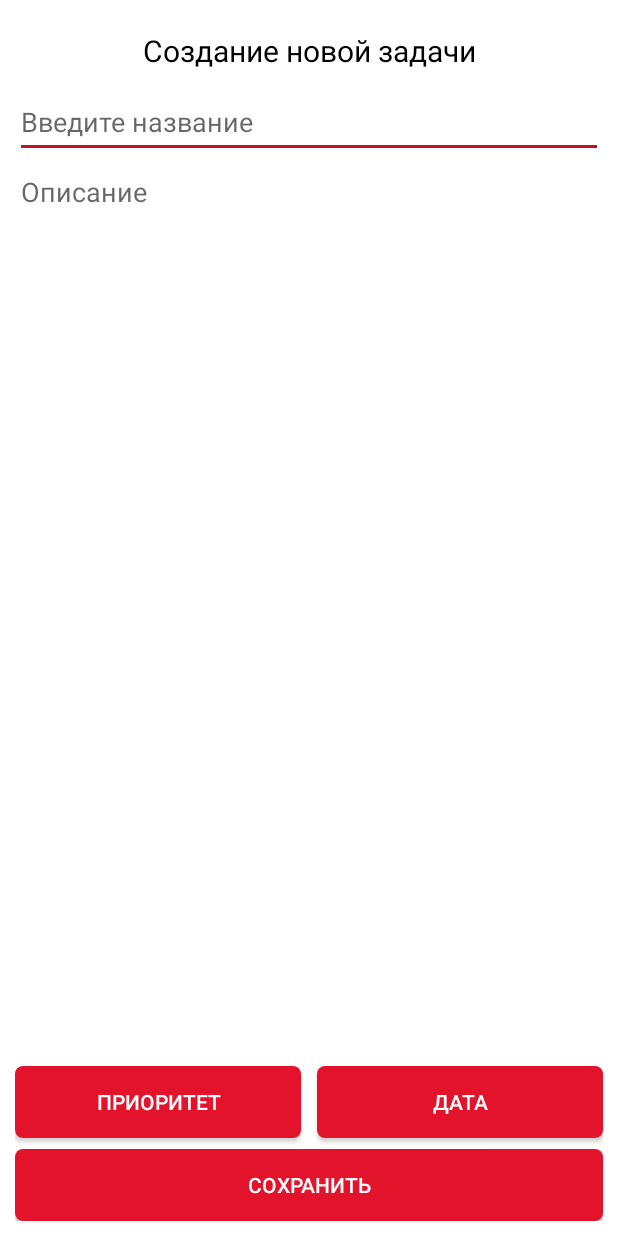
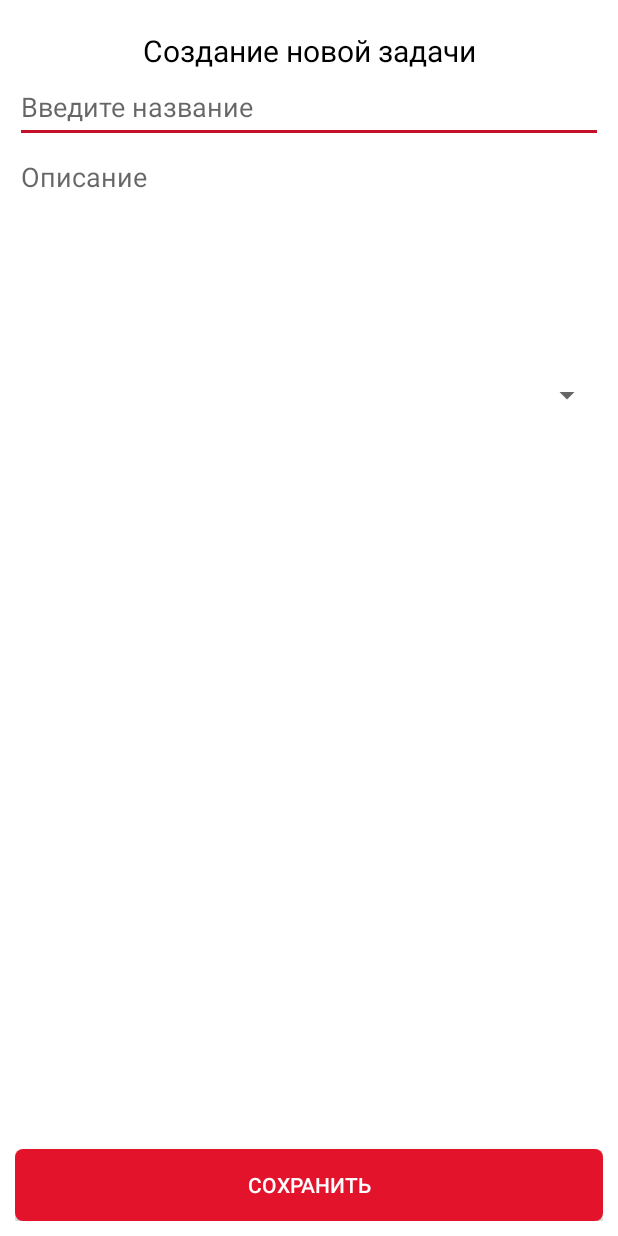
Before and after one commit to Masharo/Notes, an Android app: the screen it shows after launch (AddNoteActivity), after a tap on an icon or button, on a phone screen of 412 x 824 dp. Run offline under Robolectric (Android 15) with nearby library versions, the phone set to English and light mode, and no system bars; 2 statements that could not run were skipped.

Commit message:
добавлен instanceDayOfWeek() в AddNoteActivity

```diff
--- a/app/src/main/java/com/example/notes/AddNoteActivity.java
+++ b/app/src/main/java/com/example/notes/AddNoteActivity.java
@@ -1,13 +1,49 @@
 package com.example.notes;
 
+import android.annotation.SuppressLint;
 import android.app.Activity;
+import android.os.Build;
 import android.os.Bundle;
+import android.util.Log;
+import android.widget.ArrayAdapter;
+import android.widget.Spinner;
+
+import androidx.annotation.RequiresApi;
+
+import java.util.Arrays;
+import java.util.stream.Stream;
 
 public class AddNoteActivity extends Activity {
 
+    private Spinner dayOfWeek;
+
+    @RequiresApi(api = Build.VERSION_CODES.N)
     @Override
     protected void onCreate(Bundle savedInstanceState) {
         super.onCreate(savedInstanceState);
         setContentView(R.layout.activity_add_note);
+
+        dayOfWeek = findViewById(R.id.spinner_addnote_dayofweek);
+
+        instanceDayOfWeek();
+    }
+
+    @RequiresApi(api = Build.VERSION_CODES.N)
+    private void instanceDayOfWeek() {
+
+        String[] array = Arrays.stream(DayOfWeek.values()).map(i -> getString(i.getName())).toArray();
+
+        for (String i : array) {
+            Log.i("MyLog", i);
+        }
+//        @SuppressLint("ResourceType")
+//        ArrayAdapter<CharSequence> adapter = new ArrayAdapter<>(this, android.R.layout.simple_spinner_item, ;
+//        adapter.setDropDownViewResource(android.R.layout.simple_spinner_dropdown_item);
+//
+//        for (DayOfWeek day : DayOfWeek.values()) {
+//            adapter.add(getString(day.getName()));
+//        }
+//
+//        dayOfWeek.setAdapter(adapter);
     }
 }
--- a/app/src/main/java/com/example/notes/MainActivity.java
+++ b/app/src/main/java/com/example/notes/MainActivity.java
@@ -12,7 +12,7 @@ import java.util.ArrayList;
 public class MainActivity extends AppCompatActivity {
 
     private RecyclerView recyclerViewNotes;
-    private ArrayList<Note> notes;
+    private static ArrayList<Note> notes;
 
     @Override
     protected void onCreate(Bundle savedInstanceState) {
--- a/app/src/main/res/layout/activity_add_note.xml
+++ b/app/src/main/res/layout/activity_add_note.xml
@@ -1,12 +1,18 @@
 <?xml version="1.0" encoding="utf-8"?>
-<LinearLayout xmlns:android="http://schemas.android.com/apk/res/android"
+<androidx.constraintlayout.widget.ConstraintLayout xmlns:android="http://schemas.android.com/apk/res/android"
     xmlns:app="http://schemas.android.com/apk/res-auto"
     xmlns:tools="http://schemas.android.com/tools"
     android:layout_width="match_parent"
     android:layout_height="match_parent"
     tools:context=".AddNoteActivity"
-    android:orientation="vertical"
     android:padding="10dp" >
+
+    <androidx.constraintlayout.widget.Guideline
+        android:id="@+id/guideline_addnote_bottomdescription"
+        android:layout_width="wrap_content"
+        android:layout_height="wrap_content"
+        android:orientation="horizontal"
+        app:layout_constraintGuide_percent="0.30" />
 
     <TextView
         android:id="@+id/textview_addnote_name"
@@ -15,6 +21,7 @@
         android:text="@string/string_activityaddnote_createnewtask"
         android:textColor="@color/black"
         android:textSize="20sp"
+        app:layout_constraintTop_toTopOf="parent"
         android:layout_marginVertical="10dp"
         android:gravity="center_horizontal" />
 
@@ -23,6 +30,7 @@
         android:layout_width="match_parent"
         android:layout_height="wrap_content"
         android:hint="@string/string_activityaddnote_inputtitle"
+        app:layout_constraintTop_toBottomOf="@id/textview_addnote_name"
         android:minHeight="48dp"
         tools:layout_editor_absoluteX="10dp" />
 
@@ -34,35 +42,16 @@
         android:gravity="start|top"
         android:inputType="textMultiLine"
         android:layout_marginBottom="10dp"
+        app:layout_constraintTop_toBottomOf="@id/edittext_addnote_title"
+        app:layout_constraintBottom_toBottomOf="@id/guideline_addnote_bottomdescription"
         android:hint="@string/string_activityaddnote_inputdescription"
         android:backgroundTint="@color/white" />
 
-    <LinearLayout
+    <Spinner
+        android:id="@+id/spinner_addnote_dayofweek"
         android:layout_width="match_parent"
         android:layout_height="wrap_content"
-        android:orientation="horizontal" >
-
-        <Button
-            android:layout_width="0dp"
-            android:layout_height="wrap_content"
-            android:text="@string/string_activityaddnote_priority"
-            android:layout_marginEnd="@dimen/margin_activityaddnote_buttoncentermarginprioritydate"
-            android:layout_marginVertical="@dimen/margin_activityaddnote_verticalbuttonsprioritydateandsave"
-            android:textColor="@color/white"
-            android:background="@drawable/button_selector"
-            android:layout_weight="1" />
-
-        <Button
-            android:layout_width="0dp"
-            android:layout_height="wrap_content"
-            android:text="@string/string_activityaddnote_date"
-            android:layout_marginStart="@dimen/margin_activityaddnote_buttoncentermarginprioritydate"
-            android:layout_marginVertical="@dimen/margin_activityaddnote_verticalbuttonsprioritydateandsave"
-            android:textColor="@color/white"
-            android:background="@drawable/button_selector"
-            android:layout_weight="1" />
-
-    </LinearLayout>
+        app:layout_constraintTop_toBottomOf="@id/guideline_addnote_bottomdescription" />
 
     <Button
         android:id="@+id/button_addnote_save"
@@ -70,6 +59,7 @@
         android:layout_height="wrap_content"
         android:text="@string/string_activityaddnote_save"
         android:textColor="@color/white"
+        app:layout_constraintBottom_toBottomOf="parent"
         android:background="@drawable/button_selector" />
 
-</LinearLayout>
+</androidx.constraintlayout.widget.ConstraintLayout>
```
